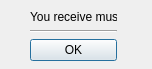
This is Code/StoneAge/showbonus.ui in Scuffed-Boardgames/Qt-StoneAge as Qt 5 draws it before an edit. The edited form follows.
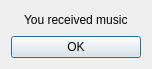
This is the edited form.

Diff of the .ui file:
```diff
--- a/Code/StoneAge/showbonus.ui
+++ b/Code/StoneAge/showbonus.ui
@@ -13,27 +13,11 @@
   <property name="windowTitle">
    <string>Dialog</string>
   </property>
-  <widget class="QWidget" name="">
-   <property name="geometry">
-    <rect>
-     <x>30</x>
-     <y>10</y>
-     <width>87</width>
-     <height>51</height>
-    </rect>
-   </property>
-   <layout class="QVBoxLayout" name="verticalLayout">
-    <item>
+  <layout class="QVBoxLayout" name="verticalLayout_2">
+   <item alignment="Qt::AlignHCenter|Qt::AlignVCenter">
      <widget class="QLabel" name="label">
       <property name="text">
-       <string>You receive music</string>
-      </property>
-     </widget>
-    </item>
-    <item>
-     <widget class="Line" name="line">
-      <property name="orientation">
-       <enum>Qt::Horizontal</enum>
+      <string>You received music</string>
       </property>
      </widget>
     </item>
@@ -45,7 +29,6 @@
      </widget>
     </item>
    </layout>
-  </widget>
  </widget>
  <resources/>
  <connections/>
```
Lines whose indentation alone changed are shown as unchanged.
